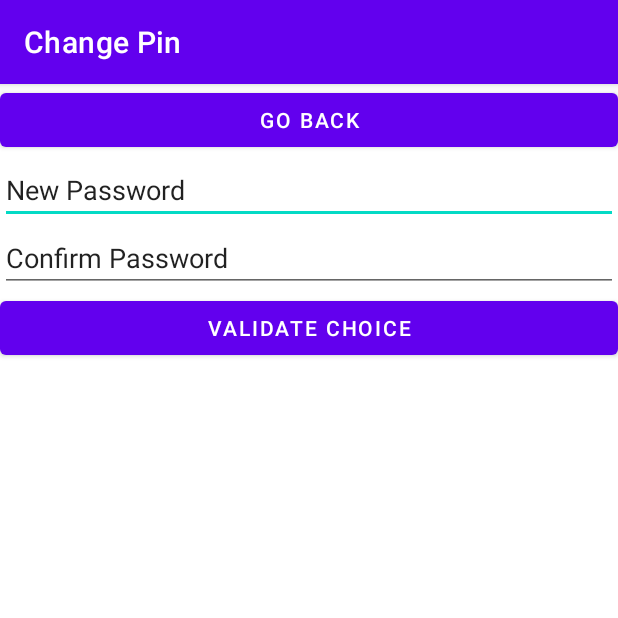
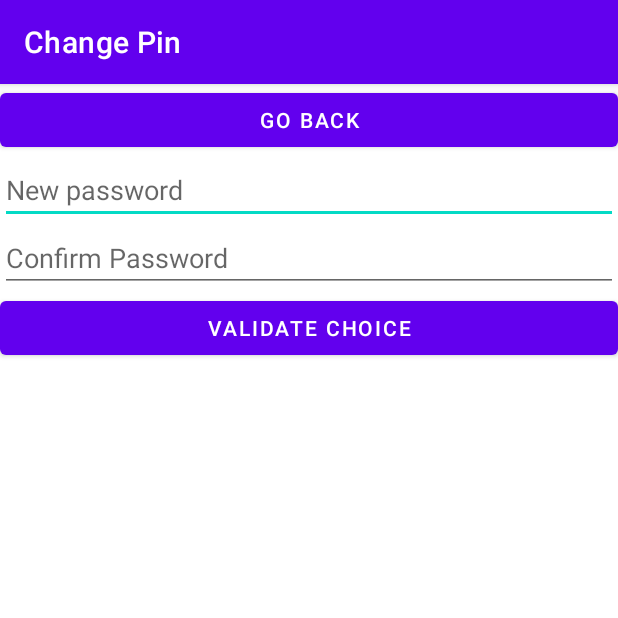
Before and after one commit to Xisabla/M1_devsec_SA, an Android app: the PinChangeActivity screen opened directly, with no data from a screen before it, on a phone screen of 412 x 824 dp, the top half of it. Run offline under Robolectric (Android 15) with nearby library versions, the phone set to English and light mode, and no system bars.

Commit message:
some changes on pinChange Activity

```diff
--- a/app/src/main/AndroidManifest.xml
+++ b/app/src/main/AndroidManifest.xml
@@ -11,11 +11,10 @@
         android:roundIcon="@mipmap/ic_launcher_round"
         android:supportsRtl="true"
         android:theme="@style/Theme.AppDevSec_SecureApp">
-        <activity android:name=".model.PinChangeActivity"></activity>
+        <activity android:name=".PinChangeActivity"></activity>
         <activity android:name=".LoginActivity">
             <intent-filter>
                 <action android:name="android.intent.action.MAIN" />
-
                 <category android:name="android.intent.category.LAUNCHER" />
             </intent-filter>
         </activity>
--- a/app/src/main/java/io/github/xisabla/appdevsec_secureapp/MainActivity.kt
+++ b/app/src/main/java/io/github/xisabla/appdevsec_secureapp/MainActivity.kt
@@ -152,8 +152,7 @@ class MainActivity : AppCompatActivity() {
      * Launch password changer activity
      */
     fun openPinChanger(view: View) {
-        // TODO: Open a new created activity "PasswordChangerActivity" this will prompt for a
-        //  new pin (twice), change the stored pin and finish on validate
+        startActivity(Intent(this, PinChangeActivity::class.java))
     }
 
     /**
--- a/app/src/main/res/layout/activity_pin_change.xml
+++ b/app/src/main/res/layout/activity_pin_change.xml
@@ -4,8 +4,7 @@
     xmlns:tools="http://schemas.android.com/tools"
     android:layout_width="match_parent"
     android:layout_height="match_parent"
-    android:onClick="changePassword"
-    tools:context=".model.PinChangeActivity">
+    tools:context=".PinChangeActivity">
 
     <LinearLayout
         android:layout_width="match_parent"
@@ -22,7 +21,7 @@
             android:orientation="horizontal">
 
             <Button
-                android:id="@+id/Go_Back"
+                android:id="@+id/backButton"
                 android:layout_width="wrap_content"
                 android:layout_height="wrap_content"
                 android:layout_weight="1"
@@ -36,21 +35,22 @@
             android:layout_width="match_parent"
             android:layout_height="wrap_content"
             android:ems="10"
-            android:inputType="textPersonName"
-            android:text="New Password" />
+            android:hint="New password"
+            android:inputType="numberPassword" />
 
         <EditText
-            android:id="@+id/editPassword2"
+            android:id="@+id/editPasswordConfirm"
             android:layout_width="match_parent"
             android:layout_height="wrap_content"
             android:ems="10"
-            android:inputType="textPersonName"
-            android:text="Confirm Password" />
+            android:hint="Confirm Password"
+            android:inputType="numberPassword" />
 
         <Button
-            android:id="@+id/button2"
+            android:id="@+id/submitButton"
             android:layout_width="match_parent"
             android:layout_height="wrap_content"
+            android:onClick="changePassword"
             android:text="Validate choice" />
 
     </LinearLayout>
```
Also changed, not shown: app/src/main/java/io/github/xisabla/appdevsec_secureapp/PinChangeActivity.kt (+22 -29 lines).
